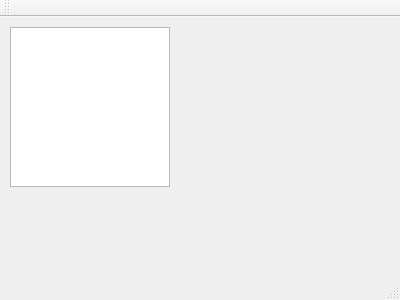
Qt form mainwindow.ui (GunnarKarlsson/PixelArtApp) before a commit.
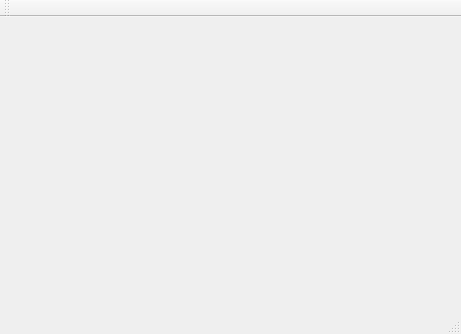
The same form after that commit.

What changed in the file:
```diff
--- a/mainwindow.ui
+++ b/mainwindow.ui
@@ -6,25 +6,14 @@
    <rect>
     <x>0</x>
     <y>0</y>
-    <width>400</width>
-    <height>300</height>
+    <width>461</width>
+    <height>334</height>
    </rect>
   </property>
   <property name="windowTitle">
    <string>MainWindow</string>
   </property>
-  <widget class="QWidget" name="centralWidget">
-   <widget class="QGraphicsView" name="graphicsView">
-    <property name="geometry">
-     <rect>
-      <x>10</x>
-      <y>10</y>
-      <width>160</width>
-      <height>160</height>
-     </rect>
-    </property>
-   </widget>
-  </widget>
+  <widget class="QWidget" name="centralWidget"/>
   <widget class="QMenuBar" name="menuBar">
    <property name="geometry">
     <rect>
```
Left out of the diff: 2 changed lines with no effect on the pictures.
